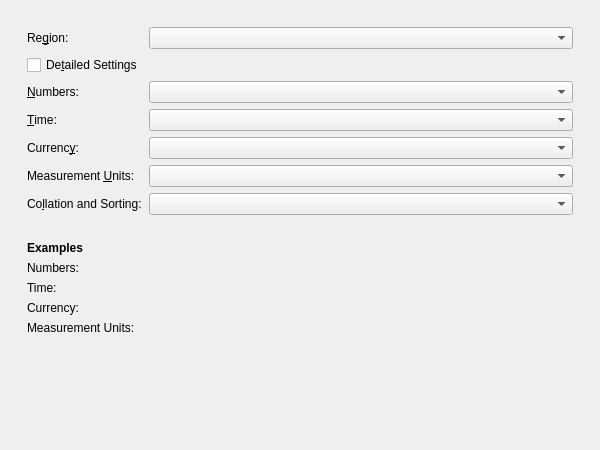
Above: lxqt-config-locale/localeconfig.ui from lxqt/lxqt-config before the change. Below: the same form after it.
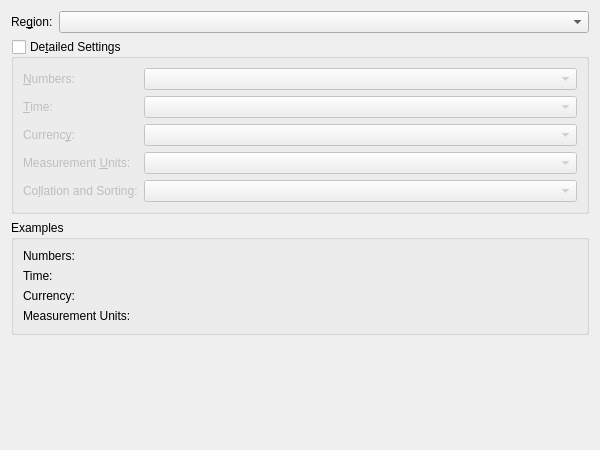
That is the form after the change. Custom widgets are drawn as their Qt base class.

Commit message:
Fixed manual editing of combos in LXQt Locale Config
Previously, manual editing only changed the text, not the locale.

Also made the GUI more up-to-date, by using group boxes, and removed redundant widgets from it.

Fixes https://github.com/lxqt/lxqt-config/issues/834

```diff
--- a/lxqt-config-locale/localeconfig.ui
+++ b/lxqt-config-locale/localeconfig.ui
@@ -12,25 +12,9 @@
    </rect>
   </property>
   <layout class="QVBoxLayout" name="verticalLayout">
-   <item>
-    <spacer name="verticalSpacer_2">
-     <property name="orientation">
-      <enum>Qt::Vertical</enum>
-     </property>
-     <property name="sizeType">
-      <enum>QSizePolicy::Fixed</enum>
-     </property>
-     <property name="sizeHint" stdset="0">
-      <size>
-       <width>20</width>
-       <height>16</height>
-      </size>
-     </property>
-    </spacer>
-   </item>
    <item>
     <layout class="QGridLayout" name="gridLayout">
-     <item row="0" column="1">
+     <item row="0" column="0">
       <layout class="QFormLayout" name="formLayout">
        <property name="fieldGrowthPolicy">
         <enum>QFormLayout::ExpandingFieldsGrow</enum>
@@ -70,14 +54,25 @@
          </property>
         </widget>
        </item>
-       <item row="1" column="0">
-        <widget class="QCheckBox" name="checkDetailed">
-         <property name="text">
+       <item row="1" column="0" colspan="2">
+        <widget class="QGroupBox" name="checkDetailed">
+         <property name="title">
           <string>De&amp;tailed Settings</string>
          </property>
-        </widget>
-       </item>
-       <item row="2" column="0">
+         <property name="checkable">
+          <bool>true</bool>
+         </property>
+         <property name="checked">
+          <bool>false</bool>
+         </property>
+         <layout class="QFormLayout" name="formLayout_2">
+          <property name="horizontalSpacing">
+           <number>6</number>
+          </property>
+          <property name="verticalSpacing">
+           <number>6</number>
+          </property>
+          <item row="0" column="0">
         <widget class="QLabel" name="labelNumbers">
          <property name="text">
           <string>&amp;Numbers:</string>
@@ -90,7 +85,7 @@
          </property>
         </widget>
        </item>
-       <item row="2" column="1">
+          <item row="0" column="1">
         <widget class="LXQtLocale::ComboBox" name="comboNumbers">
          <property name="sizePolicy">
           <sizepolicy hsizetype="Expanding" vsizetype="Fixed">
@@ -106,7 +101,7 @@
          </property>
         </widget>
        </item>
-       <item row="3" column="0">
+          <item row="1" column="0">
         <widget class="QLabel" name="labelTime">
          <property name="text">
           <string>&amp;Time:</string>
@@ -119,7 +114,7 @@
          </property>
         </widget>
        </item>
-       <item row="3" column="1">
+          <item row="1" column="1">
         <widget class="LXQtLocale::ComboBox" name="comboTime">
          <property name="sizePolicy">
           <sizepolicy hsizetype="Expanding" vsizetype="Fixed">
@@ -135,7 +130,7 @@
          </property>
         </widget>
        </item>
-       <item row="4" column="0">
+          <item row="2" column="0">
         <widget class="QLabel" name="labelCurrency">
          <property name="text">
           <string>Currenc&amp;y:</string>
@@ -148,7 +143,7 @@
          </property>
         </widget>
        </item>
-       <item row="4" column="1">
+          <item row="2" column="1">
         <widget class="LXQtLocale::ComboBox" name="comboCurrency">
          <property name="sizePolicy">
           <sizepolicy hsizetype="Expanding" vsizetype="Fixed">
@@ -164,7 +159,7 @@
          </property>
         </widget>
        </item>
-       <item row="5" column="0">
+          <item row="3" column="0">
         <widget class="QLabel" name="labelMeasurement">
          <property name="text">
           <string>Measurement &amp;Units:</string>
@@ -177,7 +172,7 @@
          </property>
         </widget>
        </item>
-       <item row="5" column="1">
+          <item row="3" column="1">
         <widget class="LXQtLocale::ComboBox" name="comboMeasurement">
          <property name="sizePolicy">
           <sizepolicy hsizetype="Expanding" vsizetype="Fixed">
@@ -193,7 +188,7 @@
          </property>
         </widget>
        </item>
-       <item row="6" column="0">
+          <item row="4" column="0">
         <widget class="QLabel" name="labelCollate">
          <property name="text">
           <string>Co&amp;llation and Sorting:</string>
@@ -206,7 +201,7 @@
          </property>
         </widget>
        </item>
-       <item row="6" column="1">
+          <item row="4" column="1">
         <widget class="LXQtLocale::ComboBox" name="comboCollate">
          <property name="sizePolicy">
           <sizepolicy hsizetype="Expanding" vsizetype="Fixed">
@@ -222,27 +217,22 @@
          </property>
         </widget>
        </item>
-       <item row="7" column="0">
-        <widget class="QLabel" name="label_6">
-         <property name="text">
-          <string/>
-         </property>
-         <property name="alignment">
-          <set>Qt::AlignLeading|Qt::AlignLeft|Qt::AlignTop</set>
-         </property>
+         </layout>
         </widget>
        </item>
-       <item row="8" column="0">
-        <widget class="QLabel" name="labelMeasurement_2">
-         <property name="text">
-          <string>&lt;b&gt;Examples&lt;/b&gt;</string>
+       <item row="2" column="0" colspan="2">
+        <widget class="QGroupBox" name="exampleBox">
+         <property name="title">
+          <string>Examples</string>
          </property>
-         <property name="alignment">
-          <set>Qt::AlignLeading|Qt::AlignLeft|Qt::AlignVCenter</set>
-         </property>
-        </widget>
-       </item>
-       <item row="9" column="0">
+         <layout class="QFormLayout" name="formLayout_3">
+          <property name="horizontalSpacing">
+           <number>6</number>
+          </property>
+          <property name="verticalSpacing">
+           <number>6</number>
+          </property>
+          <item row="0" column="0">
         <widget class="QLabel" name="lexNumbers">
          <property name="text">
           <string>Numbers:</string>
@@ -252,7 +242,7 @@
          </property>
         </widget>
        </item>
-       <item row="9" column="1">
+          <item row="0" column="1">
         <widget class="QLabel" name="exampleNumbers">
          <property name="text">
           <string/>
@@ -262,7 +252,7 @@
          </property>
         </widget>
        </item>
-       <item row="10" column="0">
+          <item row="1" column="0">
         <widget class="QLabel" name="lexTime">
          <property name="text">
           <string>Time:</string>
@@ -272,7 +262,7 @@
          </property>
         </widget>
        </item>
-       <item row="10" column="1">
+          <item row="1" column="1">
         <widget class="QLabel" name="exampleTime">
          <property name="text">
           <string/>
@@ -282,7 +272,7 @@
          </property>
         </widget>
        </item>
-       <item row="11" column="0">
+          <item row="2" column="0">
         <widget class="QLabel" name="lexCurrency">
          <property name="text">
           <string>Currency:</string>
@@ -292,7 +282,7 @@
          </property>
         </widget>
        </item>
-       <item row="11" column="1">
+          <item row="2" column="1">
         <widget class="QLabel" name="exampleCurrency">
          <property name="text">
           <string/>
@@ -302,7 +292,7 @@
          </property>
         </widget>
        </item>
-       <item row="12" column="0">
+          <item row="3" column="0">
         <widget class="QLabel" name="lexMeasurement_2">
          <property name="text">
           <string>Measurement Units:</string>
@@ -312,7 +302,7 @@
          </property>
         </widget>
        </item>
-       <item row="12" column="1">
+          <item row="3" column="1">
         <widget class="QLabel" name="exampleMeasurement">
          <property name="text">
           <string/>
@@ -323,38 +313,9 @@
         </widget>
        </item>
       </layout>
-     </item>
-     <item row="0" column="2">
-      <spacer name="horizontalSpacer_2">
-       <property name="orientation">
-        <enum>Qt::Horizontal</enum>
-       </property>
-       <property name="sizeType">
-        <enum>QSizePolicy::Fixed</enum>
-       </property>
-       <property name="sizeHint" stdset="0">
-        <size>
-         <width>16</width>
-         <height>20</height>
-        </size>
-       </property>
-      </spacer>
-     </item>
-     <item row="0" column="0">
-      <spacer name="horizontalSpacer">
-       <property name="orientation">
-        <enum>Qt::Horizontal</enum>
-       </property>
-       <property name="sizeType">
-        <enum>QSizePolicy::Fixed</enum>
-       </property>
-       <property name="sizeHint" stdset="0">
-        <size>
-         <width>16</width>
-         <height>20</height>
-        </size>
-       </property>
-      </spacer>
+        </widget>
+       </item>
+      </layout>
      </item>
     </layout>
    </item>
@@ -365,8 +326,8 @@
      </property>
      <property name="sizeHint" stdset="0">
       <size>
-       <width>20</width>
-       <height>32</height>
+       <width>5</width>
+       <height>5</height>
       </size>
      </property>
     </spacer>
```
Left out of the diff: 9 changed lines with no effect on the pictures. Lines whose indentation alone changed are shown as unchanged. The commit also changes 2 other files.
